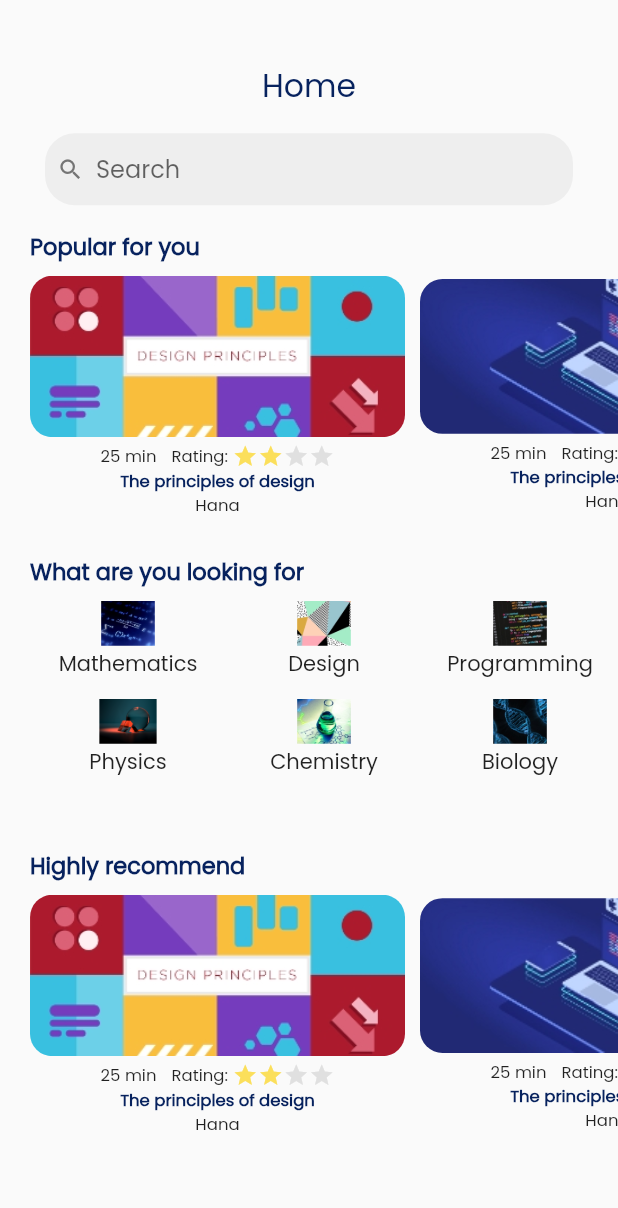
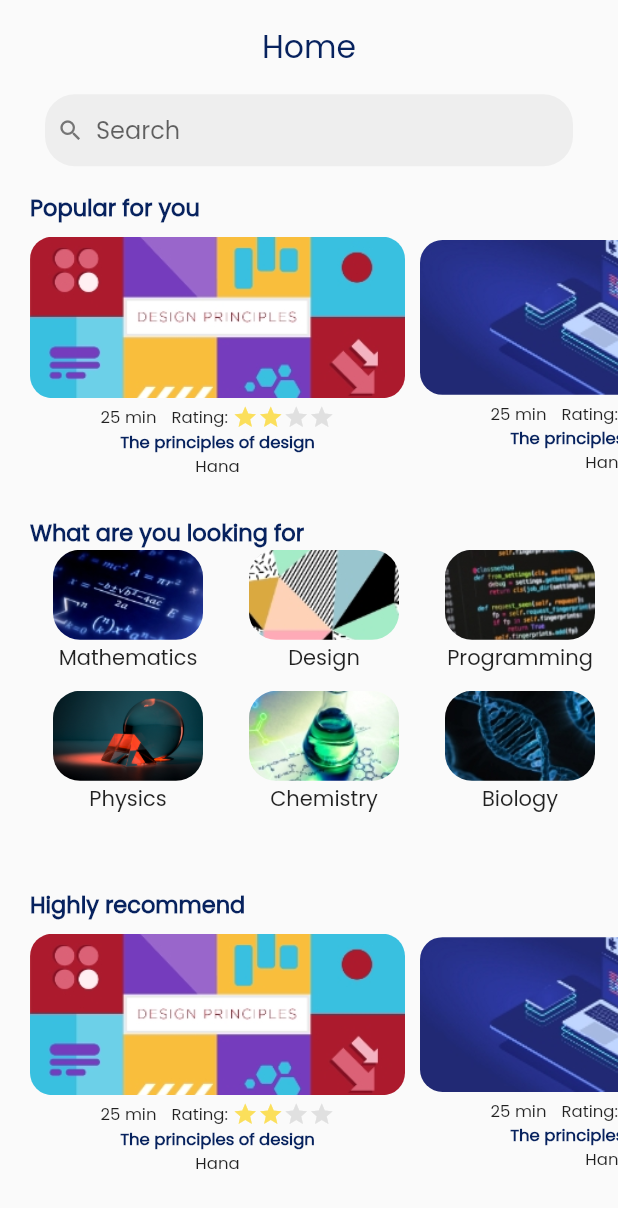
Before and after one commit to Waelahmed99/Edudito, a Flutter app: the HomePage screen opened directly, on a phone screen of 412 x 824 dp. Shown: the top 1208 px of the screen. Run offline on Flutter 3.47's test engine with Material 2 defaults, Android fonts, the phone set to English and light mode, and no system bars; our stand-ins replace firebase_auth, firebase_core, flutter_rating_bar, flutter_svg, google_sign_in; accounts and stored records are empty.

Commit message:
Fixing gridview images

```diff
--- a/lib/pages/home_page.dart
+++ b/lib/pages/home_page.dart
@@ -189,16 +189,12 @@ class HomePage extends StatelessWidget {
               ),
             ),
           ),
-          SizedBox(height: 8),
           Container(
             width: MediaQuery.of(context).size.width,
-            height: 140,
+            height: 200,
             child: GridView.count(
               crossAxisCount: 3,
-              mainAxisSpacing: 0.02,
-              shrinkWrap: true,
-              crossAxisSpacing: 0.01,
-              childAspectRatio: 2,
+              childAspectRatio: 100 / 72,
               physics: NeverScrollableScrollPhysics(),
               children: [
                 categoryImage('mathematics'),
@@ -220,9 +216,12 @@ class HomePage extends StatelessWidget {
       crossAxisAlignment: CrossAxisAlignment.center,
       children: [
         ClipRRect(
+          borderRadius: BorderRadius.circular(18.0),
           child: Image.asset(
             'assets/$name.jpg',
-            height: 30,
+            height: 60,
+            width: 100,
+            fit: BoxFit.cover,
           ),
         ),
         SizedBox(height: 2),
```
